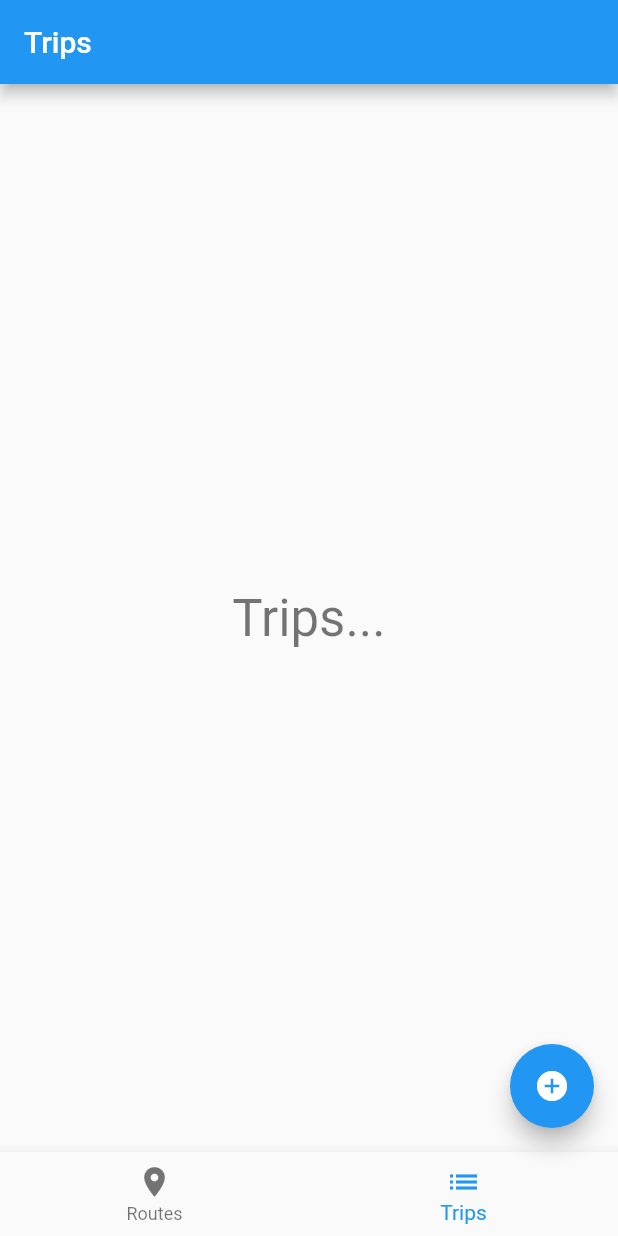
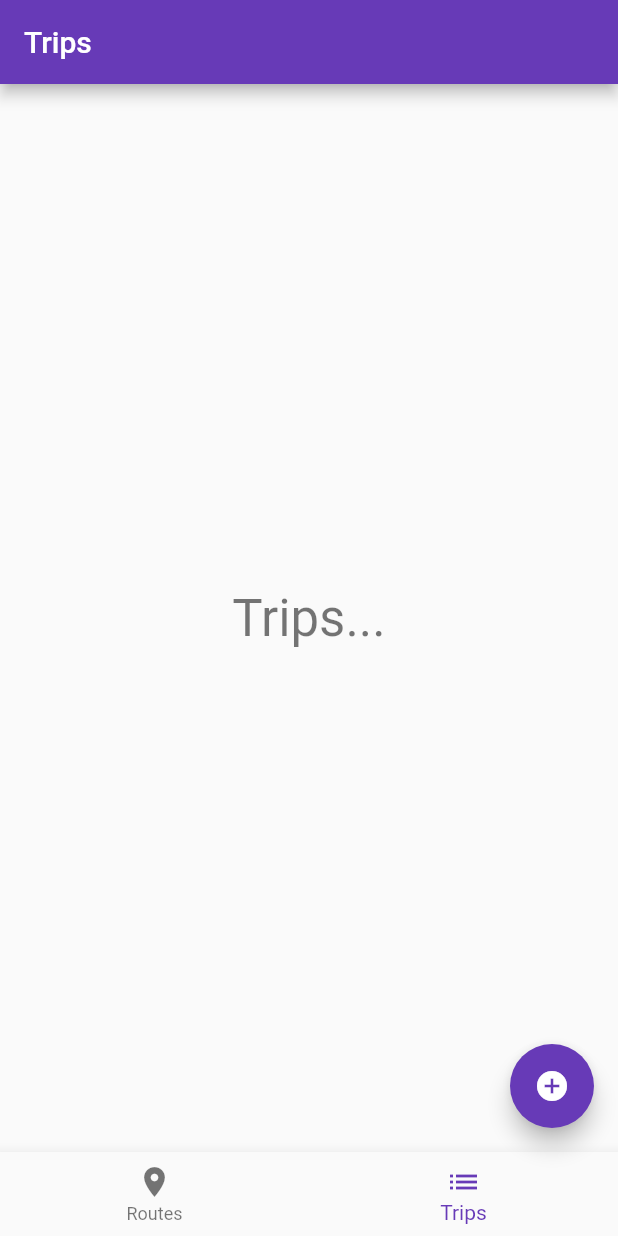
Before and after one commit to BrylleGomez/trip_tracker, a Flutter app: the screen it shows after launch, item 2 of the bottom bar chosen, on a phone screen of 412 x 824 dp. Run offline on Flutter 3.47's test engine with Material 2 defaults, Android fonts, the phone set to English and light mode, and no system bars; our stand-ins replace hive, hive_flutter; accounts and stored records are empty.

Commit message:
Changed app name and theme color

```diff
--- a/lib/main.dart
+++ b/lib/main.dart
@@ -17,10 +17,11 @@ class MyApp extends StatelessWidget {
   @override
   Widget build(BuildContext context) {
     return MaterialApp(
-      title: 'Flutter Demo',
+      title: 'Trip Tracker',
       debugShowCheckedModeBanner: false,
       theme: ThemeData(
-        primarySwatch: Colors.blue,
+        primarySwatch: Colors.deepPurple,
+        iconTheme: const IconThemeData(color: Colors.deepPurple),
       ),
       home: const HomePage(),
     );
--- a/lib/pages/route_list_item.dart
+++ b/lib/pages/route_list_item.dart
@@ -32,12 +32,10 @@ class RouteListItem extends StatelessWidget {
             IconButton(
               onPressed: onEdit,
               icon: const Icon(Icons.edit),
-              color: Colors.blue,
             ),
             IconButton(
               onPressed: onDelete,
               icon: const Icon(Icons.delete),
-              color: Colors.blue,
             )
           ],
           mainAxisSize: MainAxisSize.min,
```
Also changed, not shown: 1 other file.
